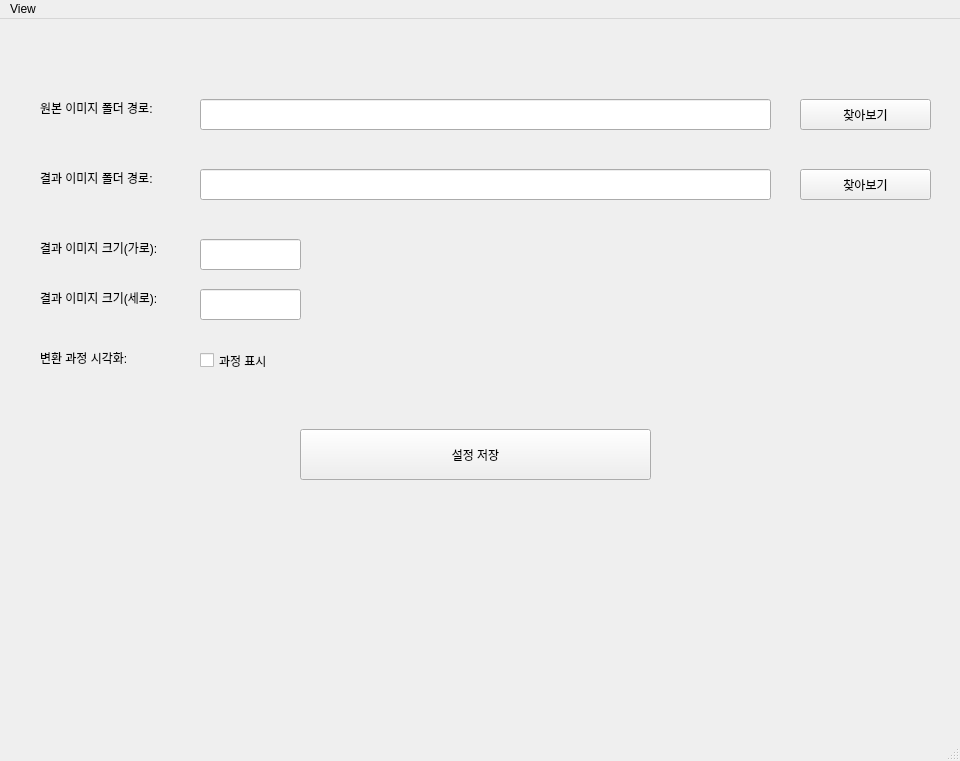
This is ui/image_shrinker.ui in jongsuff/ImageShrinker as Qt 5 draws it before an edit. The edited form follows.
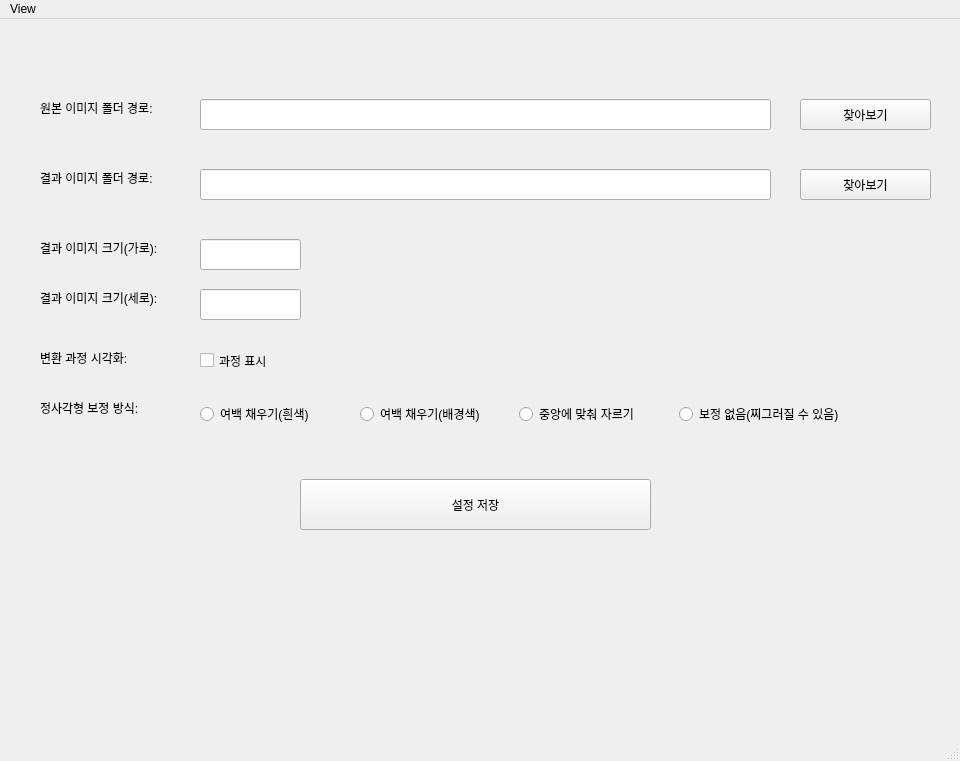
This is the edited form. The open tabs and pages were chosen to show the change.

Commit message: Advanced making square

Diff of the .ui file:
```diff
--- a/ui/image_shrinker.ui
+++ b/ui/image_shrinker.ui
@@ -287,7 +287,7 @@
       <property name="geometry">
        <rect>
         <x>300</x>
-        <y>410</y>
+        <y>460</y>
         <width>351</width>
         <height>51</height>
        </rect>
@@ -322,6 +322,59 @@
        <string>변환 과정 시각화:</string>
       </property>
      </widget>
+     <widget class="QLabel" name="labelImageHeight_3">
+      <property name="geometry">
+       <rect>
+        <x>40</x>
+        <y>380</y>
+        <width>151</width>
+        <height>17</height>
+       </rect>
+      </property>
+      <property name="text">
+       <string>정사각형 보정 방식:</string>
+      </property>
+     </widget>
+     <widget class="QWidget" name="">
+      <property name="geometry">
+       <rect>
+        <x>200</x>
+        <y>380</y>
+        <width>644</width>
+        <height>30</height>
+       </rect>
+      </property>
+      <layout class="QHBoxLayout" name="LayoutAdjustSquare">
+       <item>
+        <widget class="QRadioButton" name="radioButtonPaddingWhite">
+         <property name="text">
+          <string>여백 채우기(흰색)</string>
+         </property>
+        </widget>
+       </item>
+       <item>
+        <widget class="QRadioButton" name="radioButtonPaddingBg">
+         <property name="text">
+          <string>여백 채우기(배경색)</string>
+         </property>
+        </widget>
+       </item>
+       <item>
+        <widget class="QRadioButton" name="radioButtonCrop">
+         <property name="text">
+          <string>중앙에 맞춰 자르기</string>
+         </property>
+        </widget>
+       </item>
+       <item>
+        <widget class="QRadioButton" name="radioButtonResize">
+         <property name="text">
+          <string>보정 없음(찌그러질 수 있음)</string>
+         </property>
+        </widget>
+       </item>
+      </layout>
+     </widget>
     </widget>
    </widget>
   </widget>
```
Left out of the diff: 36 changed lines with no effect on the pictures. The commit also changes 2 other files.
